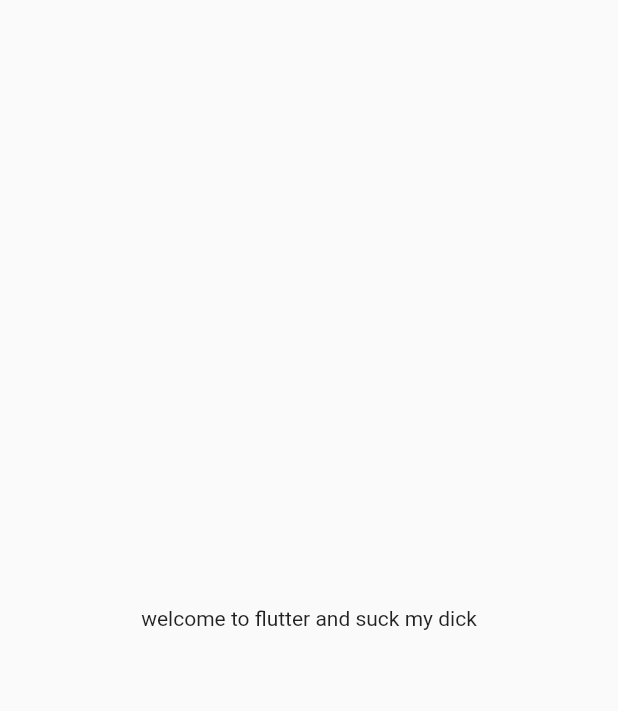
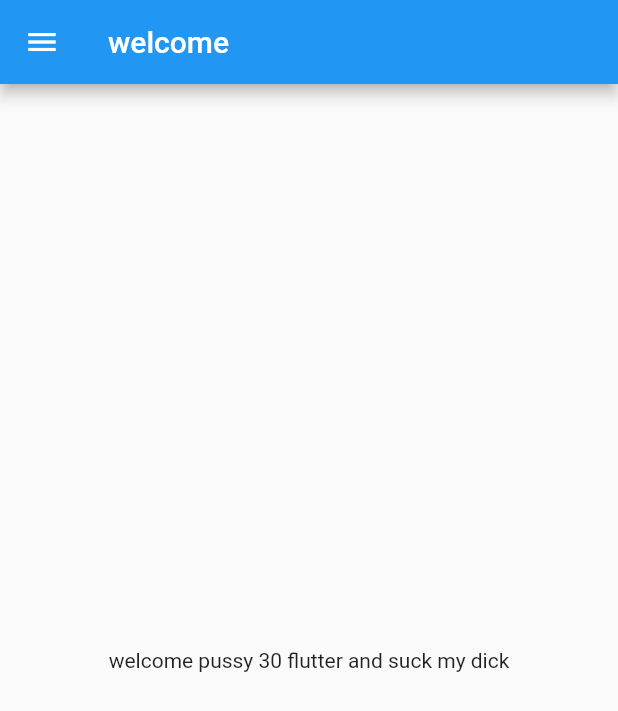
Before and after one commit to Saket2610/30DaysOfFlutter, a Flutter app: the screen it shows after launch, on a phone screen of 412 x 824 dp. Shown: the top 711 px of the screen. Run offline on Flutter 3.47's test engine with Material 2 defaults, Android fonts, the phone set to English and light mode, and no system bars.

Commit message:
day2 completed

```diff
--- /dev/null
+++ b/lib/home_page.dart
@@ -0,0 +1,24 @@
+import 'package:flutter/material.dart';
+
+class HomePage extends StatelessWidget {
+  const HomePage({super.key});
+
+  @override
+  Widget build(BuildContext context) {
+    int days = 30;
+    return Scaffold(
+      appBar: AppBar(
+        title: Text("welcome"),
+      ),
+      body: Center(
+        // $days is known as string manipluataion and we can also
+        // use it as ${days.obj} is it has something it it
+        // we can use it as $name or + name after closing the double inverted commas
+        child: Container(
+          child: Text("welcome pussy $days flutter and suck my dick"),
+        ),
+      ),
+      drawer: Drawer(),
+    );
+  }
+}
--- a/lib/main.dart
+++ b/lib/main.dart
@@ -1,4 +1,5 @@
 import 'package:flutter/material.dart';
+import 'package:flutter_first/home_page.dart';
 
 void main() {
   runApp(myapp());
@@ -9,14 +10,13 @@ class myapp extends StatelessWidget {
 
   @override
   Widget build(BuildContext context) {
-    return MaterialApp(
-      home: Material(
-        child: Center(
-          child: Container(
-            child: Text("welcome to flutter and suck my dick"),
-          ),
-        ),
-      ),
-    );
+    String name = "saket";
+    num temperature = 43;
+    var day = "tuesday";
+    const pi = 3.14;
+    // values in const cant be changed
+    //in case of var , it can take any value but it is assigned my the compiler
+    // num can take both kind int or double
+    return MaterialApp(home: HomePage());
   }
 }
```
